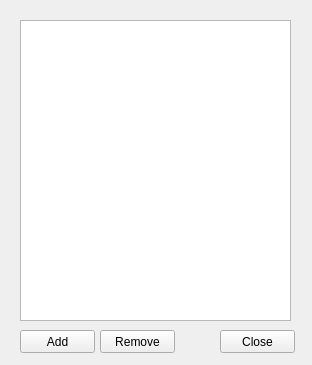
The window that targetwidget.ui (CCi-BClark/CCiNerd) describes before a commit, drawn with Qt 5.
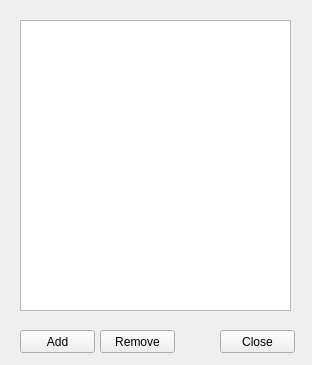
The same window after the commit.

```diff
--- a/targetwidget.ui
+++ b/targetwidget.ui
@@ -13,16 +13,6 @@
   <property name="windowTitle">
    <string>Form</string>
   </property>
-  <widget class="QListView" name="listView">
-   <property name="geometry">
-    <rect>
-     <x>20</x>
-     <y>20</y>
-     <width>271</width>
-     <height>301</height>
-    </rect>
-   </property>
-  </widget>
   <widget class="QPushButton" name="btnAdd">
    <property name="geometry">
     <rect>
@@ -62,6 +52,16 @@
     <string>Close</string>
    </property>
   </widget>
+  <widget class="QListWidget" name="listTargets">
+   <property name="geometry">
+    <rect>
+     <x>20</x>
+     <y>20</y>
+     <width>271</width>
+     <height>291</height>
+    </rect>
+   </property>
+  </widget>
  </widget>
  <resources/>
  <connections/>
```
